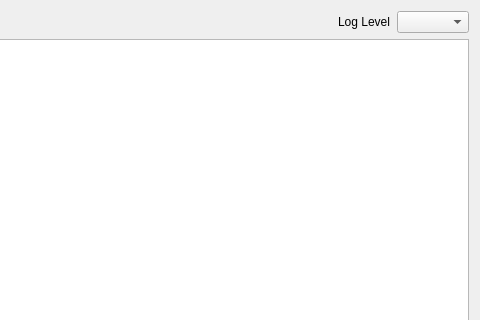
Qt form host/applications/qtmon/logwindow.ui (tag-designs/software) before a commit; both pictures show x 604 to 1084 and y 0 to 320 of the 1084 by 704 pixel window.
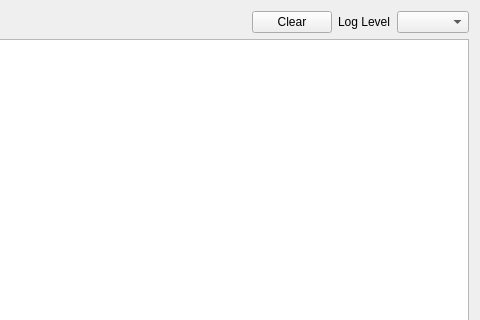
The same form after that commit.

```diff
--- a/host/applications/qtmon/logwindow.ui
+++ b/host/applications/qtmon/logwindow.ui
@@ -39,6 +39,16 @@
        </property>
       </spacer>
      </item>
+     <item>
+      <widget class="QPushButton" name="logclearButton">
+       <property name="toolTip">
+        <string>Clear log window</string>
+       </property>
+       <property name="text">
+        <string>Clear</string>
+       </property>
+      </widget>
+     </item>
      <item>
       <widget class="QLabel" name="label_5">
        <property name="text">
```
Left out of the diff: 2 changed lines with no effect on the pictures.
